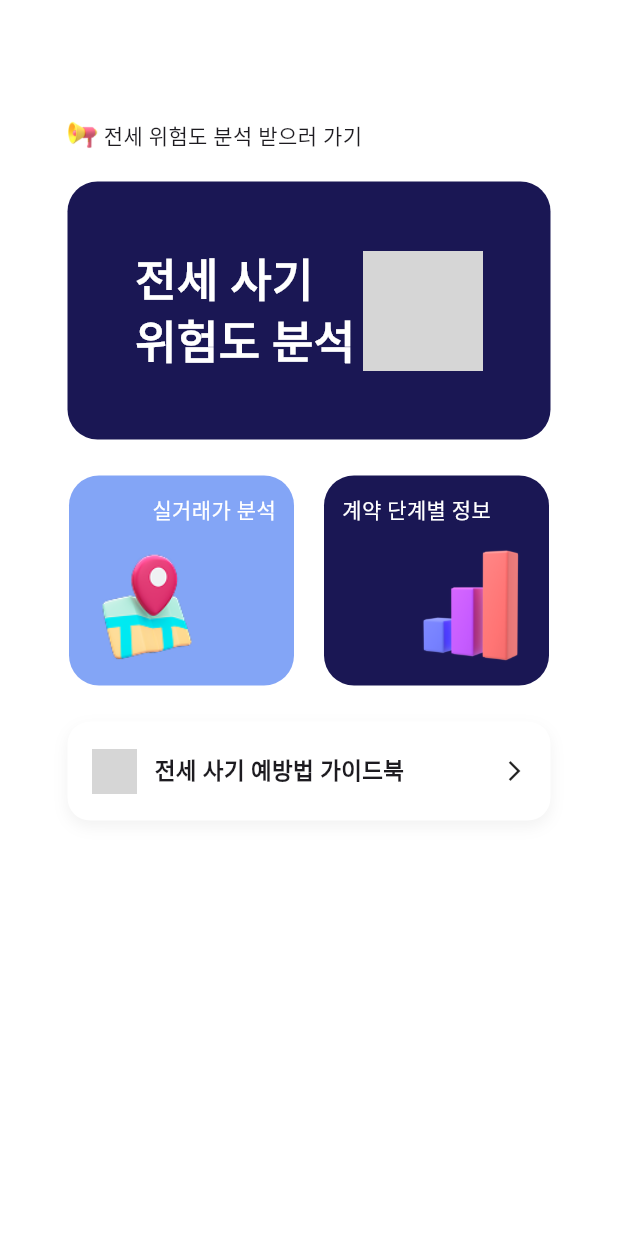
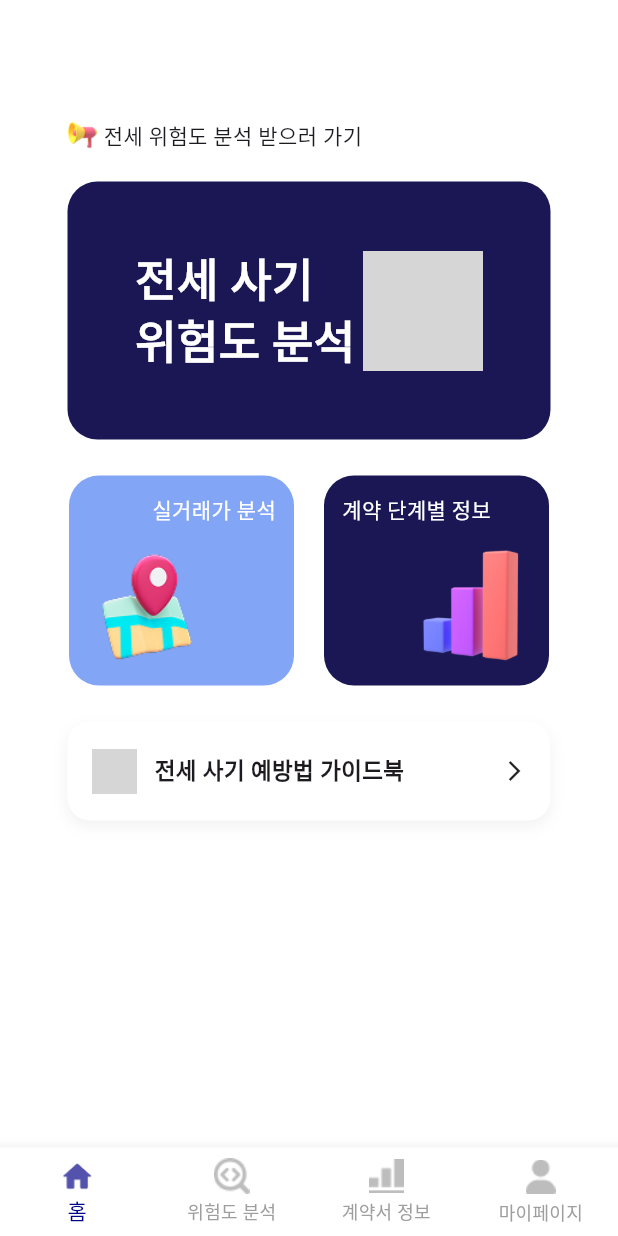
Before and after one commit to KimWool/Capstone-Project, a Flutter app: the MainPage screen opened directly, on a phone screen of 412 x 824 dp. Run offline on Flutter 3.47's test engine with Material 3 defaults, Android fonts, the phone set to English and light mode, and no system bars; grey boxes are pictures that could not be loaded.

Commit message:
[메인페이지 하단 네비게이션] 추가

```diff
--- a/lib/main.dart
+++ b/lib/main.dart
@@ -41,7 +41,7 @@ class MyApp extends StatelessWidget {
         // tested with just a hot reload.
         colorScheme: ColorScheme.fromSeed(seedColor: Colors.deepPurple),
       ),
-      home: LoginPage(),
+      home: MainPage(),
     );
   }
 }
--- a/lib/screens/mainpage.dart
+++ b/lib/screens/mainpage.dart
@@ -149,6 +149,31 @@ class MainPage extends StatelessWidget {
           ),
         ),
       ),
+      bottomNavigationBar: BottomNavigationBar(
+        backgroundColor: Colors.white,
+        currentIndex: 0,
+        type: BottomNavigationBarType.fixed,
+        selectedItemColor: const Color(0xFF010186),
+        unselectedItemColor: Colors.grey,
+        items: const [
+          BottomNavigationBarItem(
+            icon: ImageIcon(AssetImage('assets/home_icon.png')),
+            label: '홈',
+          ),
+          BottomNavigationBarItem(
+            icon: ImageIcon(AssetImage('assets/analysis_solid_icon.png')),
+            label: '위험도 분석',
+          ),
+          BottomNavigationBarItem(
+            icon: ImageIcon(AssetImage('assets/chart_underbar.png')),
+            label: '계약서 정보',
+          ),
+          BottomNavigationBarItem(
+            icon: ImageIcon(AssetImage('assets/mypage_icon.png')),
+            label: '마이페이지',
+          ),
+        ],
+      ),
     );
   }
 
```
